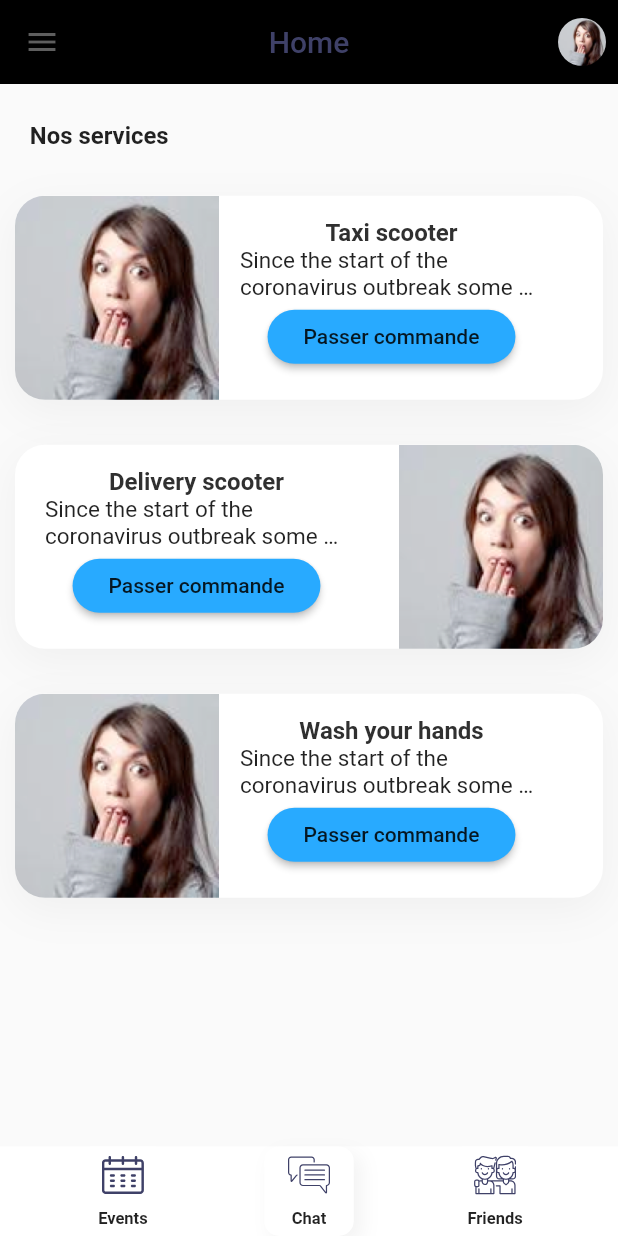
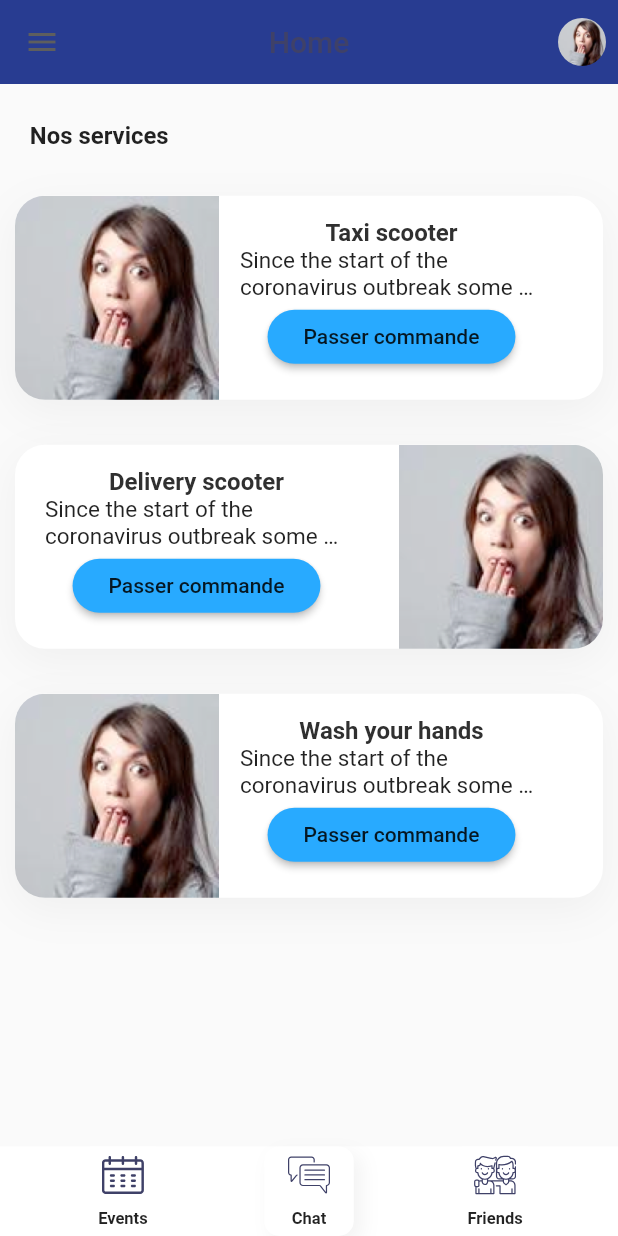
Before and after one commit to meleksioua/taxi_scooter, a Flutter app: the screen it shows after launch, on a phone screen of 412 x 824 dp. Run offline on Flutter 3.47's test engine with Material 2 defaults, Android fonts, the phone set to English and light mode, and no system bars; our stand-ins replace flutter_svg.

Commit message:
Add logo

```diff
--- a/lib/screens/home/home.dart
+++ b/lib/screens/home/home.dart
@@ -9,7 +9,7 @@ class Home extends StatelessWidget {
   Widget build(BuildContext context) {
     return Scaffold(
       extendBodyBehindAppBar: true,
-      appBar: buildAppBar(context,  title:'Home'),
+      appBar: buildAppBar(context, title:'Home'),
       body: SingleChildScrollView(
           child: Body()
       ),
--- a/lib/widgets/app_bar.dart
+++ b/lib/widgets/app_bar.dart
@@ -5,7 +5,7 @@ import '../constants.dart';
 AppBar buildAppBar(BuildContext context,
     {bool isTransparent = false, String title}) {
   return AppBar(
-    backgroundColor: isTransparent ? Colors.transparent : Colors.black,
+    backgroundColor: isTransparent ? Colors.transparent : jPrimaryColor,
     elevation: 0,
     leading: IconButton(
       icon: Icon(
```
Also changed, not shown: assets/images/logo-jtard.png (added).
